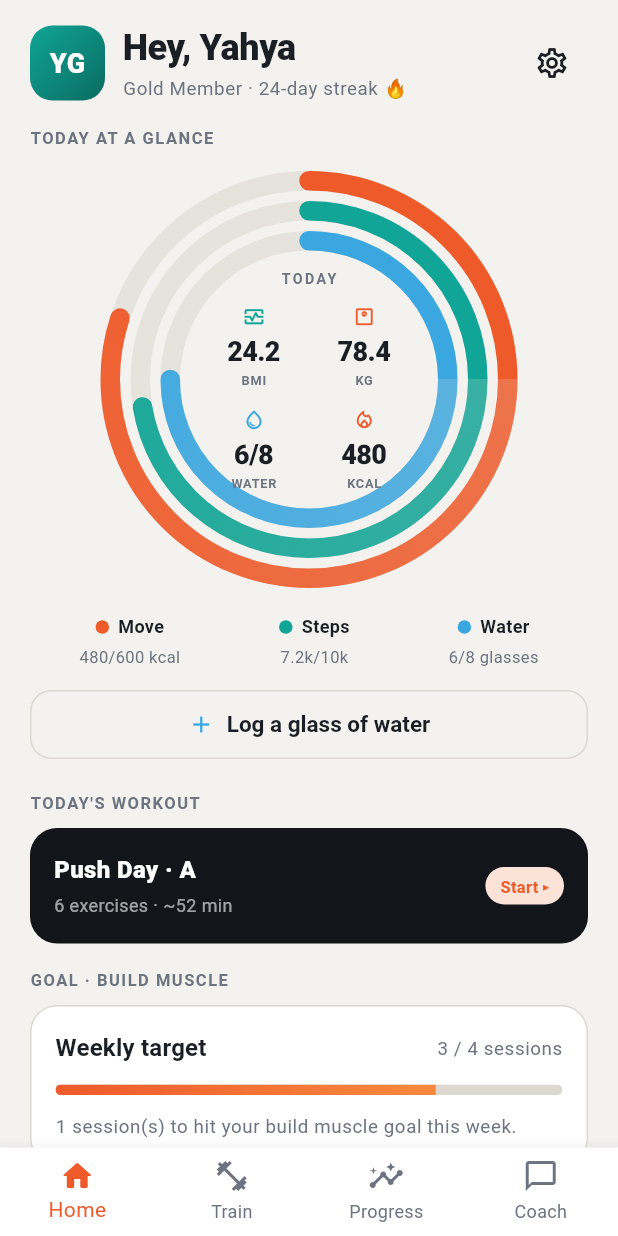
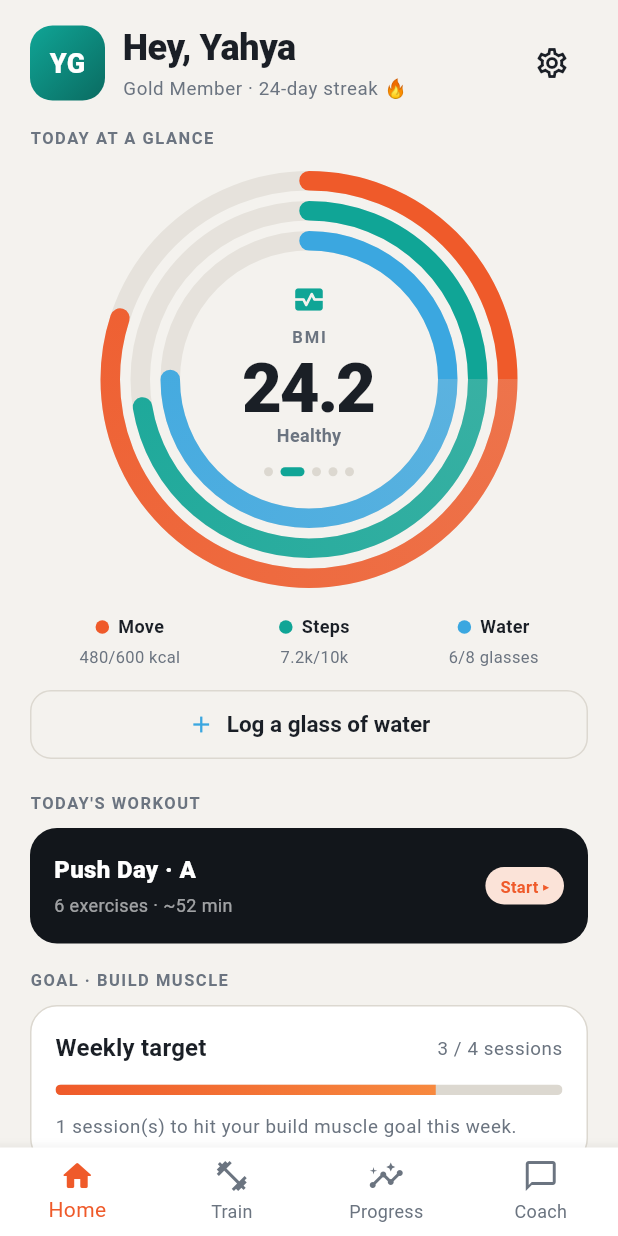
Before and after one commit to mscit-admin/ARETE_Enhance, a Flutter app: the screen it shows after launch, on a phone screen of 412 x 824 dp. Run offline on Flutter 3.47's test engine with Material 3 defaults, Android fonts, the phone set to English and light mode, and no system bars; accounts and stored records are empty.

Commit message:
Rotate a single large KPI in the ring centre
Replaces the 2x2 KPI grid inside the activity ring with one large KPI shown
at a time. It auto-advances every 4s and also advances on tap, cycling
Water, BMI, Weight, Calories and Steps, with animated transitions and page
dots showing position.

Co-Authored-By: Claude Opus 4.8 <noreply@anthropic.com>
Claude-Session: https://claude.ai/code/session_01Lrs4BeZJ8ESgW3u4Dx3sih

```diff
--- a/lib/features/profile/member_profile_screen.dart
+++ b/lib/features/profile/member_profile_screen.dart
@@ -1,3 +1,5 @@
+import 'dart:async';
+
 import 'package:flutter/material.dart';
 import 'package:provider/provider.dart';
 
@@ -198,7 +200,6 @@ class _TodayKpiRing extends StatelessWidget {
   @override
   Widget build(BuildContext context) {
     final ds = member.dailyStats;
-    final p = context.palette;
 
     final rings = [
       RingMetric(progress: ds.caloriesProgress, color: AppColors.move),
@@ -206,65 +207,198 @@ class _TodayKpiRing extends StatelessWidget {
       RingMetric(progress: ds.waterProgress, color: AppColors.water),
     ];
 
-    final center = Column(
+    return KpiRing(
+      rings: rings,
+      center: _RotatingKpiCenter(member: member),
+    );
+  }
+}
+
+/// The centre of the ring: shows ONE KPI large at a time, auto-advancing every
+/// few seconds and also advancing on tap. Page dots show position.
+class _RotatingKpiCenter extends StatefulWidget {
+  const _RotatingKpiCenter({required this.member});
+
+  final Member member;
+
+  @override
+  State<_RotatingKpiCenter> createState() => _RotatingKpiCenterState();
+}
+
+class _RotatingKpiCenterState extends State<_RotatingKpiCenter> {
+  int _index = 0;
+  Timer? _timer;
+
+  @override
+  void initState() {
+    super.initState();
+    _startAutoRotate();
+  }
+
+  @override
+  void dispose() {
+    _timer?.cancel();
+    super.dispose();
+  }
+
+  void _startAutoRotate() {
+    _timer?.cancel();
+    _timer = Timer.periodic(const Duration(seconds: 4), (_) {
+      if (mounted) setState(() => _index++);
+    });
+  }
+
+  void _next() {
+    setState(() => _index++);
+    _startAutoRotate(); // reset the clock after a manual tap
+  }
+
+  List<_KpiSpec> _buildSpecs() {
+    final m = widget.member;
+    final ds = m.dailyStats;
+    return [
+      _KpiSpec(
+        label: 'Water',
+        value: '${ds.waterGlasses}',
+        unit: 'of ${ds.waterTargetGlasses} glasses',
+        icon: Icons.water_drop,
+        color: AppColors.water,
+      ),
+      _KpiSpec(
+        label: 'BMI',
+        value: m.metrics.bmi.toStringAsFixed(1),
+        unit: m.metrics.bmiCategory,
+        icon: Icons.monitor_heart,
+        color: AppColors.teal,
+      ),
+      _KpiSpec(
+        label: 'Weight',
+        value: m.displayWeight.toStringAsFixed(1),
+        unit: m.units.weightUnit,
+        icon: Icons.monitor_weight,
+        color: AppColors.ember,
+      ),
+      _KpiSpec(
+        label: 'Calories',
+        value: '${ds.caloriesBurned}',
+        unit: 'of ${ds.caloriesTarget} kcal',
+        icon: Icons.local_fire_department,
+        color: AppColors.move,
+      ),
+      _KpiSpec(
+        label: 'Steps',
+        value: _RingLegend._compact(ds.steps),
+        unit: 'of ${_RingLegend._compact(ds.stepsTarget)}',
+        icon: Icons.directions_walk,
+        color: AppColors.steps,
+      ),
+    ];
+  }
+
+  @override
+  Widget build(BuildContext context) {
+    final p = context.palette;
+    final specs = _buildSpecs();
+    final i = _index % specs.length;
+    final spec = specs[i];
+
+    return GestureDetector(
+      behavior: HitTestBehavior.opaque,
+      onTap: _next,
+      child: SizedBox(
+        width: 150,
+        height: 138,
+        child: Column(
+          mainAxisAlignment: MainAxisAlignment.center,
           mainAxisSize: MainAxisSize.min,
           children: [
+            AnimatedSwitcher(
+              duration: const Duration(milliseconds: 380),
+              transitionBuilder: (child, anim) => FadeTransition(
+                opacity: anim,
+                child: ScaleTransition(
+                  scale: Tween<double>(begin: 0.85, end: 1).animate(anim),
+                  child: child,
+                ),
+              ),
+              child: Column(
+                key: ValueKey(i),
+                mainAxisSize: MainAxisSize.min,
+                children: [
+                  Icon(spec.icon, color: spec.color, size: 22),
+                  const SizedBox(height: 6),
                   Text(
-          'TODAY',
+                    spec.label.toUpperCase(),
                     style: TextStyle(
-            fontSize: 9.5,
+                      fontSize: 11,
                       fontWeight: FontWeight.w700,
-            letterSpacing: 1.6,
+                      letterSpacing: 1.3,
                       color: p.muted,
                     ),
                   ),
-        const SizedBox(height: 10),
-        Row(
-          children: [
-            Expanded(
-              child: RingKpiTile(
-                icon: Icons.monitor_heart_outlined,
-                value: member.metrics.bmi.toStringAsFixed(1),
-                label: 'BMI',
-                color: AppColors.teal,
+                  const SizedBox(height: 2),
+                  Text(
+                    spec.value,
+                    style: TextStyle(
+                      fontSize: 46,
+                      fontWeight: FontWeight.w800,
+                      letterSpacing: -1.5,
+                      height: 1.0,
+                      color: p.text,
+                      fontFeatures: const [FontFeature.tabularFigures()],
                     ),
                   ),
-            Expanded(
-              child: RingKpiTile(
-                icon: Icons.monitor_weight_outlined,
-                value: member.displayWeight.toStringAsFixed(1),
-                label: member.units.weightUnit,
-                color: AppColors.ember,
+                  if (spec.unit != null)
+                    Text(
+                      spec.unit!,
+                      style: TextStyle(
+                        fontSize: 12,
+                        fontWeight: FontWeight.w600,
+                        color: p.muted,
                       ),
                     ),
                 ],
               ),
+            ),
             const SizedBox(height: 12),
             Row(
+              mainAxisAlignment: MainAxisAlignment.center,
+              mainAxisSize: MainAxisSize.min,
               children: [
-            Expanded(
-              child: RingKpiTile(
-                icon: Icons.water_drop_outlined,
-                value: '${ds.waterGlasses}/${ds.waterTargetGlasses}',
-                label: 'Water',
-                color: AppColors.water,
-              ),
-            ),
-            Expanded(
-              child: RingKpiTile(
-                icon: Icons.local_fire_department_outlined,
-                value: '${ds.caloriesBurned}',
-                label: 'kcal',
-                color: AppColors.move,
+                for (int d = 0; d < specs.length; d++)
+                  AnimatedContainer(
+                    duration: const Duration(milliseconds: 250),
+                    margin: const EdgeInsets.symmetric(horizontal: 2.5),
+                    width: d == i ? 16 : 6,
+                    height: 6,
+                    decoration: BoxDecoration(
+                      color: d == i ? spec.color : p.line,
+                      borderRadius: BorderRadius.circular(3),
                     ),
                   ),
               ],
             ),
           ],
+        ),
+      ),
     );
+  }
+}
 
-    return KpiRing(rings: rings, center: center);
-  }
+class _KpiSpec {
+  const _KpiSpec({
+    required this.label,
+    required this.value,
+    required this.icon,
+    required this.color,
+    this.unit,
+  });
+
+  final String label;
+  final String value;
+  final String? unit;
+  final IconData icon;
+  final Color color;
 }
 
 /// Colour key beneath the ring so each arc's metric is unambiguous.
```
Lines whose indentation alone changed are shown as unchanged.
